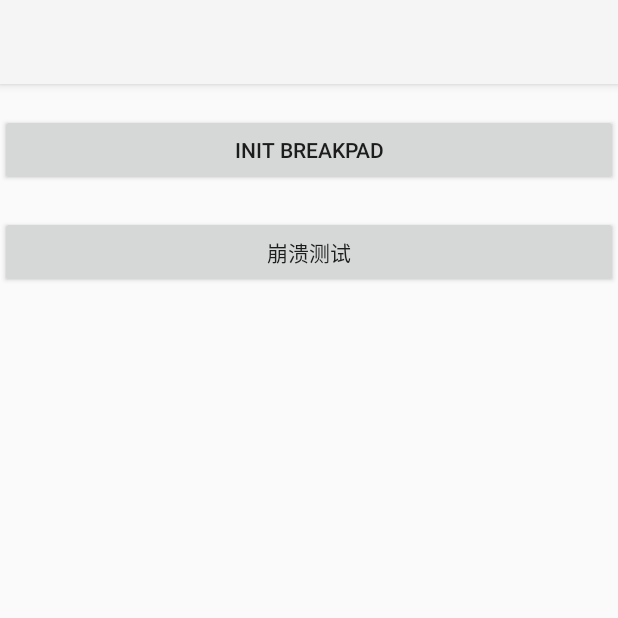
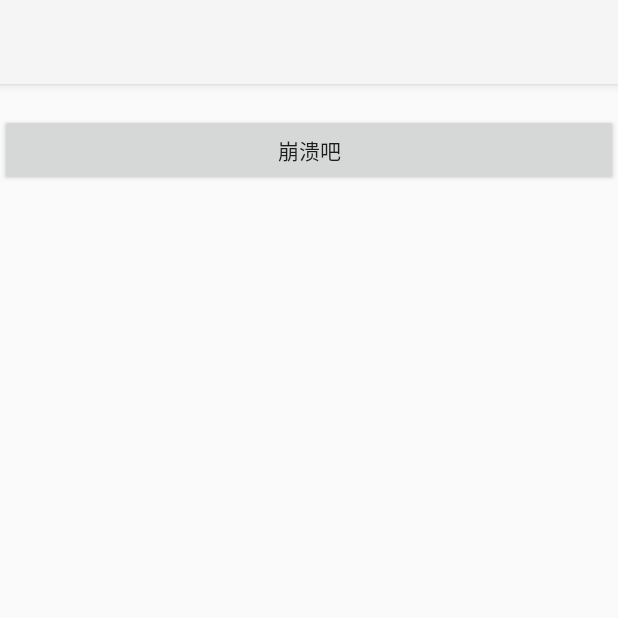
Before and after one commit to kongpf8848/ndk-demo, an Android app: the screen it shows after launch (MainActivity), on a phone screen of 412 x 824 dp, the top half of it. Run offline under Robolectric (Android 15) with nearby library versions, the phone set to English and light mode, and no system bars; 3 statements that could not run were skipped.

Commit message:
add breakpad

```diff
--- a/Demo10/src/main/java/io/github/kongpf8848/ndk/demo/MainActivity.kt
+++ b/Demo10/src/main/java/io/github/kongpf8848/ndk/demo/MainActivity.kt
@@ -4,9 +4,6 @@
 import android.app.Activity
 import android.content.pm.PackageManager
 import android.os.Bundle
-import android.os.Looper
-import android.os.MessageQueue
-import android.util.Log
 import android.widget.Button
 import androidx.appcompat.app.AppCompatActivity
 import androidx.core.app.ActivityCompat
@@ -20,15 +17,20 @@
         setContentView(R.layout.activity_main)
         val button1: Button = findViewById(R.id.button1)
         button1.setOnClickListener {
-            initPath()
             testCrash()
         }
-        if (ActivityCompat.checkSelfPermission(this@MainActivity,Manifest.permission.WRITE_EXTERNAL_STORAGE) != PackageManager.PERMISSION_GRANTED) {
+        if (ActivityCompat.checkSelfPermission(
+                this@MainActivity,
+                Manifest.permission.WRITE_EXTERNAL_STORAGE
+            ) != PackageManager.PERMISSION_GRANTED
+        ) {
             ActivityCompat.requestPermissions(
                 this,
                 arrayOf(Manifest.permission.WRITE_EXTERNAL_STORAGE),
                 100
             )
+        } else {
+            initPath()
         }
     }
 
@@ -38,12 +40,12 @@
         grantResults: IntArray
     ) {
         super.onRequestPermissionsResult(requestCode, permissions, grantResults)
-        if(requestCode==100 && grantResults[0]== Activity.RESULT_OK) {
+        if (requestCode == 100 && grantResults[0] == Activity.RESULT_OK) {
             initPath()
         }
     }
 
-    private fun initPath(){
+    private fun initPath() {
         val file = File(applicationContext.externalCacheDir, "crash")
         if (!file.exists()) {
             file.mkdirs()
--- a/Demo10/src/main/res/layout/activity_main.xml
+++ b/Demo10/src/main/res/layout/activity_main.xml
@@ -9,13 +9,7 @@
         android:layout_width="fill_parent"
         android:layout_height="wrap_content"
         android:layout_marginTop="20dp"
-        android:text="init Breakpad"/>
+        android:text="崩溃吧"/>
 
-    <Button
-        android:id="@+id/button2"
-        android:layout_width="fill_parent"
-        android:layout_height="wrap_content"
-        android:layout_marginTop="20dp"
-        android:text="崩溃测试"/>
 
 </LinearLayout>
```
Also changed, not shown: Demo10/src/main/java/io/github/kongpf8848/ndk/demo/Util.kt (deleted, +0 -26 lines).
